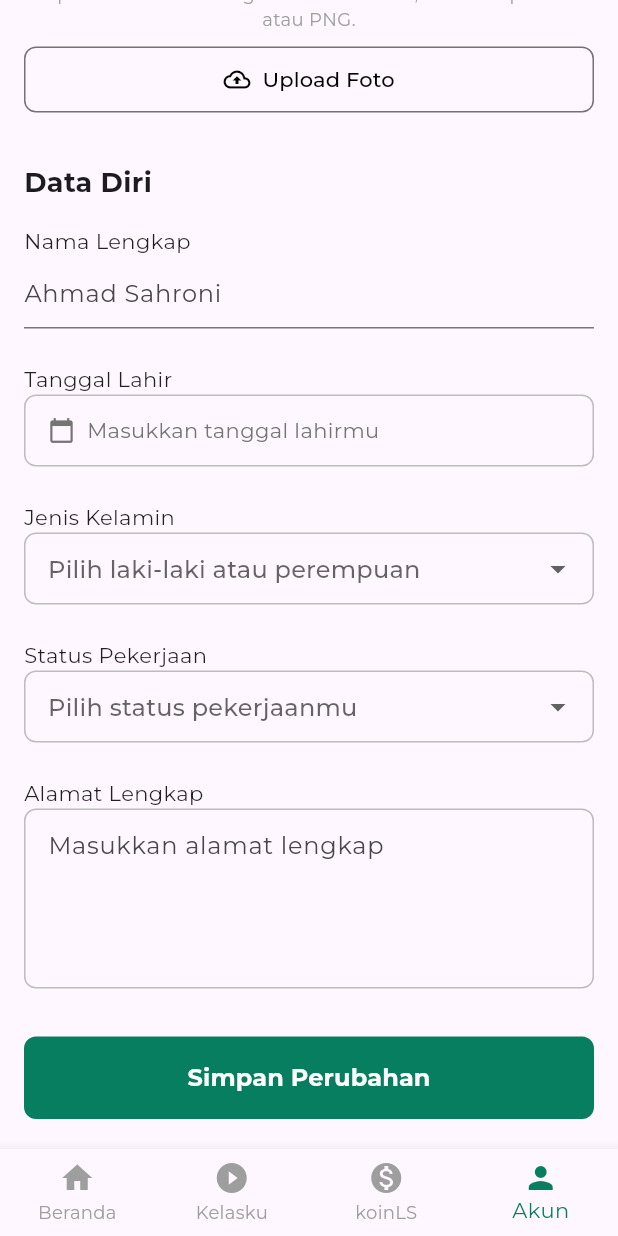
After one commit to MeraditaWahyuWijaya/luarsekolah, a Flutter app: the ProfileFormScreen screen opened directly, scrolled down 358 dp, after a tap on "Upload Foto", on a phone screen of 412 x 824 dp. The commit adds this screen. Run offline on Flutter 3.47's test engine with Material 3 defaults, Android fonts, the light colour scheme and no system bars; our stand-ins replace google_fonts, shared_preferences; accounts and stored records are empty.

Commit message:
feat: final touches for week 03 registration feature

```diff
--- /dev/null
+++ b/lib/screens/profile_form_screen.dart
@@ -0,0 +1,441 @@
+import 'package:flutter/material.dart';
+import 'package:luarsekolah/utils/validators.dart';
+import 'package:luarsekolah/utils/storage_helper.dart';
+import 'package:luarsekolah/utils/storage_keys.dart';
+import 'package:luarsekolah/home_screen.dart';
+
+class ProfileFormScreen extends StatefulWidget {
+  const ProfileFormScreen({super.key});
+
+  @override
+  State<ProfileFormScreen> createState() => _ProfileFormScreenState();
+}
+
+class _ProfileFormScreenState extends State<ProfileFormScreen> {
+  // Logic yang Sudah Ada
+  final _formKey = GlobalKey<FormState>();
+  late StorageHelper _storage;
+  bool _isStorageInitialized = false;
+
+  final _emailController = TextEditingController();
+  final _passwordController = TextEditingController();
+  final _nameController = TextEditingController();
+  final _phoneController = TextEditingController();
+
+  // Variabel baru untuk menampung data form baru (misal: Tanggal Lahir, Gender)
+  String? _selectedGender;
+  String? _selectedJobStatus;
+  String? _selectedDateOfBirth;
+  final _addressController = TextEditingController();
+
+  bool _rememberMe = false;
+  bool _isLoading = false;
+  AutovalidateMode _autoValidateMode = AutovalidateMode.disabled;
+  bool _isPasswordVisible = false;
+
+  @override
+  void initState() {
+    super.initState();
+    _initStorageAndLoadData();
+  }
+
+  Future<void> _initStorageAndLoadData() async {
+    _storage = await StorageHelper.getInstance();
+
+    final rememberMe = _storage.getBool(StorageKeys.rememberMe);
+    if (rememberMe) {
+      _emailController.text = _storage.getString(StorageKeys.userEmail);
+      _nameController.text = _storage.getString(StorageKeys.userName);
+      _phoneController.text = _storage.getString(StorageKeys.userPhone);
+      setState(() {
+        _rememberMe = true;
+      });
+    }
+
+    setState(() {
+      _isStorageInitialized = true;
+    });
+  }
+
+  @override
+  void dispose() {
+    _emailController.dispose();
+    _passwordController.dispose();
+    _nameController.dispose();
+    _phoneController.dispose();
+    _addressController.dispose();
+    super.dispose();
+  }
+
+  // --- LOGIC FORM ---
+
+  Future<void> _handleSubmit() async {
+    if (_formKey.currentState!.validate()) {
+      setState(() {
+        _isLoading = true;
+      });
+
+      if (_rememberMe) {
+        await _storage.saveUserData(
+          email: _emailController.text,
+          name: _nameController.text,
+          phone: _phoneController.text,
+        );
+        await _storage.saveBool(StorageKeys.rememberMe, true);
+      } else {
+        await _storage.saveBool(StorageKeys.rememberMe, false);
+        await _storage.removeMultiple([
+          StorageKeys.userEmail,
+          StorageKeys.userName,
+          StorageKeys.userPhone,
+        ]);
+      }
+
+      await Future.delayed(const Duration(seconds: 1));
+
+      if (!mounted) return;
+      setState(() {
+        _isLoading = false;
+      });
+
+      ScaffoldMessenger.of(context).showSnackBar(
+        const SnackBar(content: Text('Profile saved successfully!')),
+      );
+
+      // Navigasi ke HomeScreen (Contoh, bisa diganti ke ProfileScreen)
+      Navigator.pushReplacement(
+        context,
+        MaterialPageRoute(builder: (context) => const HomeScreen()),
+      );
+
+    } else {
+      setState(() {
+        _autoValidateMode = AutovalidateMode.onUserInteraction;
+      });
+      ScaffoldMessenger.of(context).showSnackBar(
+        const SnackBar(content: Text('Please correct the errors.')),
+      );
+    }
+  }
+
+  Future<void> _clearFormAndStorage() async {
+    // Logika Clear
+    setState(() { _isLoading = true; });
+    await _storage.removeMultiple([
+      StorageKeys.rememberMe, StorageKeys.userEmail,
+      StorageKeys.userName, StorageKeys.userPhone,
+    ]);
+
+    _formKey.currentState?.reset();
+    _emailController.clear(); _passwordController.clear();
+    _nameController.clear(); _phoneController.clear();
+    _addressController.clear();
+
+    setState(() {
+      _rememberMe = false;
+      _autoValidateMode = AutovalidateMode.disabled;
+      _isLoading = false;
+      _selectedGender = null;
+      _selectedJobStatus = null;
+      _selectedDateOfBirth = null;
+    });
+
+    if (!mounted) return;
+    ScaffoldMessenger.of(context).showSnackBar(
+      const SnackBar(content: Text('Form and saved data cleared!')),
+    );
+  }
+
+  Future<void> _selectDate(BuildContext context) async {
+    final DateTime? picked = await showDatePicker(
+      context: context,
+      initialDate: DateTime.now(),
+      firstDate: DateTime(1900),
+      lastDate: DateTime.now(),
+      builder: (context, child) {
+        return Theme(
+          data: ThemeData.light().copyWith(
+            colorScheme: const ColorScheme.light(
+              primary: Color.fromRGBO(7, 126, 96, 1), // Warna header datepicker
+              onPrimary: Colors.white,
+              onSurface: Colors.black,
+            ),
+          ),
+          child: child!,
+        );
+      },
+    );
+    if (picked != null) {
+      setState(() {
+        _selectedDateOfBirth = "${picked.day}/${picked.month}/${picked.year}";
+      });
+    }
+  }
+
+  // --- BAGIAN UI: SESUAI LAYOUT GAMBAR ---
+
+  @override
+  Widget build(BuildContext context) {
+    if (!_isStorageInitialized) {
+      return Scaffold(
+        body: Center(
+          child: CircularProgressIndicator(
+            color: const Color.fromRGBO(7, 126, 96, 1),
+          ),
+        ),
+      );
+    }
+
+    return Scaffold(
+      // AppBar tidak digunakan karena layout dimulai dari header sapaan
+
+      body: SingleChildScrollView(
+        padding: const EdgeInsets.symmetric(horizontal: 16.0, vertical: 20.0),
+        child: Form(
+          key: _formKey,
+          autovalidateMode: _autoValidateMode,
+          child: Column(
+            crossAxisAlignment: CrossAxisAlignment.start,
+            children: [
+              // 1. HEADER SAPAAN & TOMBOL NAVIGASI
+              ListTile(
+                contentPadding: EdgeInsets.zero,
+                leading: const CircleAvatar(
+                  radius: 30,
+                  backgroundImage: AssetImage('assets/profile_photo.jpg'), // Ganti dengan logika foto Anda
+                ),
+                title: const Text('Semangat Belajarnya,', style: TextStyle(fontSize: 14)),
+                subtitle: Text(
+                  _nameController.text.isNotEmpty ? _nameController.text : 'Ahmad Sahroni',
+                  style: const TextStyle(fontSize: 18, fontWeight: FontWeight.bold)
+                ),
+              ),
+              const SizedBox(height: 16),
+
+              SizedBox(
+                width: double.infinity,
+                child: OutlinedButton.icon(
+                  onPressed: () {},
+                  icon: const Icon(Icons.menu_book, color: Colors.black87),
+                  label: const Text('Buka Navigasi Menu', style: TextStyle(color: Colors.black87)),
+                  style: OutlinedButton.styleFrom(
+                    padding: const EdgeInsets.symmetric(vertical: 14),
+                    side: const BorderSide(color: Colors.black54, width: 1.0),
+                    shape: RoundedRectangleBorder(borderRadius: BorderRadius.circular(8)),
+                  ),
+                ),
+              ),
+              const SizedBox(height: 32),
+
+              // 2. EDIT PROFIL & UPLOAD FOTO
+              const Text('Edit Profil', style: TextStyle(fontSize: 20, fontWeight: FontWeight.bold)),
+              const SizedBox(height: 16),
+
+              Center(
+                child: Column(
+                  children: [
+                    Stack(
+                      children: [
+                        const CircleAvatar(
+                          radius: 50,
+                          backgroundImage: AssetImage('assets/profile_photo.jpg'),
+                        ),
+                        Positioned(
+                          bottom: 0,
+                          right: 0,
+                          child: Container(
+                            padding: const EdgeInsets.all(4),
+                            decoration: const BoxDecoration(
+                              color: Colors.red,
+                              shape: BoxShape.circle,
+                              border: Border.fromBorderSide(BorderSide(color: Colors.white, width: 2))
+                            ),
+                            child: const Icon(
+                              Icons.close,
+                              color: Colors.white,
+                              size: 16,
+                            ),
+                          ),
+                        ),
+                      ],
+                    ),
+                    const SizedBox(height: 12),
+
+                    const Text(
+                      'Upload foto baru dengan ukuran < 1 MB, dan bertipe JPG atau PNG.',
+                      textAlign: TextAlign.center,
+                      style: TextStyle(color: Colors.grey, fontSize: 12),
+                    ),
+                    const SizedBox(height: 8),
+
+                    SizedBox(
+                      width: double.infinity,
+                      child: OutlinedButton.icon(
+                        onPressed: () {},
+                        icon: const Icon(Icons.cloud_upload_outlined, color: Colors.black),
+                        label: const Text('Upload Foto', style: TextStyle(color: Colors.black)),
+                        style: OutlinedButton.styleFrom(
+                          padding: const EdgeInsets.symmetric(vertical: 12),
+                          side: const BorderSide(color: Colors.black54),
+                          shape: RoundedRectangleBorder(borderRadius: BorderRadius.circular(8)),
+                        ),
+                      ),
+                    ),
+                  ],
+                ),
+              ),
+              const SizedBox(height: 32),
+
+              // 3. DATA DIRI (FORM INPUT)
+              const Text('Data Diri', style: TextStyle(fontSize: 18, fontWeight: FontWeight.bold)),
+              const SizedBox(height: 16),
+
+              // ** Nama Lengkap **
+              const Text('Nama Lengkap', style: TextStyle(fontSize: 14, color: Colors.black87)),
+              TextFormField(
+                controller: _nameController,
+                decoration: const InputDecoration(
+                  hintText: 'Ahmad Sahroni',
+                  border: UnderlineInputBorder(),
+                  contentPadding: EdgeInsets.symmetric(horizontal: 0, vertical: 12),
+                ),
+                validator: Validators.required('Nama Lengkap'),
+                keyboardType: TextInputType.name,
+                textInputAction: TextInputAction.next,
+              ),
+              const SizedBox(height: 24),
+
+              // ** Tanggal Lahir **
+              const Text('Tanggal Lahir', style: TextStyle(fontSize: 14, color: Colors.black87)),
+              InkWell(
+                onTap: () => _selectDate(context),
+                child: InputDecorator(
+                  decoration: InputDecoration(
+                    border: const OutlineInputBorder(),
+                    contentPadding: const EdgeInsets.symmetric(horizontal: 12, vertical: 12),
+                    enabledBorder: OutlineInputBorder(borderRadius: BorderRadius.circular(8), borderSide: BorderSide(color: Colors.grey.shade400)),
+                    focusedBorder: OutlineInputBorder(borderRadius: BorderRadius.circular(8), borderSide: const BorderSide(color: Colors.blue)),
+                  ),
+                  child: Row(
+                    children: [
+                      Icon(Icons.calendar_today, size: 18, color: Colors.grey[600]),
+                      const SizedBox(width: 8),
+                      Text(
+                        _selectedDateOfBirth ?? 'Masukkan tanggal lahirmu',
+                        style: TextStyle(color: _selectedDateOfBirth == null ? Colors.grey[600] : Colors.black),
+                      ),
+                    ],
+                  ),
+                ),
+              ),
+              const SizedBox(height: 24),
+
+              // ** Jenis Kelamin **
+              const Text('Jenis Kelamin', style: TextStyle(fontSize: 14, color: Colors.black87)),
+              DropdownButtonFormField<String>(
+                value: _selectedGender,
+                decoration: InputDecoration(
+                  border: const OutlineInputBorder(),
+                  contentPadding: const EdgeInsets.symmetric(horizontal: 12, vertical: 8),
+                  enabledBorder: OutlineInputBorder(borderRadius: BorderRadius.circular(8), borderSide: BorderSide(color: Colors.grey.shade400)),
+                  focusedBorder: OutlineInputBorder(borderRadius: BorderRadius.circular(8), borderSide: const BorderSide(color: Colors.blue)),
+                ),
+                hint: const Text('Pilih laki-laki atau perempuan'),
+                items: ['Laki-laki', 'Perempuan']
+                    .map((label) => DropdownMenuItem(
+                          value: label,
+                          child: Text(label),
+                        ))
+                    .toList(),
+                onChanged: (value) {
+                  setState(() {
+                    _selectedGender = value;
+                  });
+                },
+              ),
+              const SizedBox(height: 24),
+
+              // ** Status Pekerjaan **
+              const Text('Status Pekerjaan', style: TextStyle(fontSize: 14, color: Colors.black87)),
+              DropdownButtonFormField<String>(
+                value: _selectedJobStatus,
+                decoration: InputDecoration(
+                  border: const OutlineInputBorder(),
+                  contentPadding: const EdgeInsets.symmetric(horizontal: 12, vertical: 8),
+                  enabledBorder: OutlineInputBorder(borderRadius: BorderRadius.circular(8), borderSide: BorderSide(color: Colors.grey.shade400)),
+                  focusedBorder: OutlineInputBorder(borderRadius: BorderRadius.circular(8), borderSide: const BorderSide(color: Colors.blue)),
+                ),
+                hint: const Text('Pilih status pekerjaanmu'),
+                items: ['Pelajar', 'Mahasiswa', 'Pekerja']
+                    .map((label) => DropdownMenuItem(
+                          value: label,
+                          child: Text(label),
+                        ))
+                    .toList(),
+                onChanged: (value) {
+                  setState(() {
+                    _selectedJobStatus = value;
+                  });
+                },
+              ),
+              const SizedBox(height: 24),
+
+              // ** Alamat Lengkap **
+              const Text('Alamat Lengkap', style: TextStyle(fontSize: 14, color: Colors.black87)),
+              TextFormField(
+                controller: _addressController,
+                maxLines: 4,
+                decoration: InputDecoration(
+                  hintText: 'Masukkan alamat lengkap',
+                  border: const OutlineInputBorder(),
+                  contentPadding: const EdgeInsets.all(12),
+                  enabledBorder: OutlineInputBorder(borderRadius: BorderRadius.circular(8), borderSide: BorderSide(color: Colors.grey.shade400)),
+                  focusedBorder: OutlineInputBorder(borderRadius: BorderRadius.circular(8), borderSide: const BorderSide(color: Colors.blue)),
+                ),
+              ),
+              const SizedBox(height: 32),
+
+              // ** Tombol Simpan Perubahan **
+              SizedBox(
+                width: double.infinity,
+                child: ElevatedButton(
+                  onPressed: _isLoading ? null : _handleSubmit,
+                  style: ElevatedButton.styleFrom(
+                    backgroundColor: const Color.fromRGBO(7, 126, 96, 1),
+                    foregroundColor: Colors.white,
+                    padding: const EdgeInsets.symmetric(vertical: 16),
+                    shape: RoundedRectangleBorder(borderRadius: BorderRadius.circular(8)),
+                    elevation: 0,
+                  ),
+                  child: _isLoading
+                      ? const SizedBox(height: 20, width: 20, child: CircularProgressIndicator(color: Colors.white, strokeWidth: 2,))
+                      : const Text('Simpan Perubahan', style: TextStyle(fontSize: 16, fontWeight: FontWeight.bold)),
+                ),
+              ),
+
+              // Tombol Clear dihilangkan/dipindahkan karena tidak ada di gambar
+              // const SizedBox(height: 20),
+              // TextButton(onPressed: _isLoading ? null : _clearFormAndStorage, child: const Text('Clear Saved Data (Logout)')),
+            ],
+          ),
+        ),
+      ),
+      // Bottom Navigation Bar Sesuai Gambar
+      bottomNavigationBar: BottomNavigationBar(
+          type: BottomNavigationBarType.fixed,
+          selectedItemColor: const Color.fromRGBO(7, 126, 96, 1),
+          unselectedItemColor: Colors.grey,
+          currentIndex: 3, // Asumsi 'Akun' adalah index 3 jika hanya ada 4 tab
+          items: const [
+            BottomNavigationBarItem(icon: Icon(Icons.home), label: 'Beranda'),
+            BottomNavigationBarItem(icon: Icon(Icons.play_circle_fill), label: 'Kelasku'),
+            BottomNavigationBarItem(icon: Icon(Icons.monetization_on), label: 'koinLS'),
+            BottomNavigationBarItem(icon: Icon(Icons.person), label: 'Akun'),
+          ],
+          onTap: (index) {
+            // Logika navigasi antar tab
+          },
+        ),
+    );
+  }
+}
--- /dev/null
+++ b/lib/utils/storage_helper.dart
@@ -0,0 +1,44 @@
+// lib/utils/storage_helper.dart
+
+import 'package:shared_preferences/shared_preferences.dart';
+// Import package yang benar
+import 'package:luarsekolah/utils/storage_keys.dart';
+
+class StorageHelper {
+  static StorageHelper? _instance;
+  static SharedPreferences? _prefs;
+
+  StorageHelper._();
+
+  static Future<StorageHelper> getInstance() async {
+    _prefs ??= await SharedPreferences.getInstance();
+    _instance ??= StorageHelper._();
+    return _instance!;
+  }
+
+  // Simpan data user
+  Future<void> saveUserData({
+    required String email,
+    required String name,
+    required String phone,
+  }) async {
+    // Memanggil StorageKeys yang diimport di atas
+    await _prefs!.setString(StorageKeys.userEmail, email);
+    await _prefs!.setString(StorageKeys.userName, name);
+    await _prefs!.setString(StorageKeys.userPhone, phone);
+  }
+
+  Future<void> saveBool(String key, bool value) async {
+    await _prefs!.setBool(key, value);
+  }
+
+  bool getBool(String key) => _prefs!.getBool(key) ?? false;
+
+  String getString(String key) => _prefs!.getString(key) ?? '';
+
+  Future<void> removeMultiple(List<String> keys) async {
+    for (final key in keys) {
+      await _prefs!.remove(key);
+    }
+  }
+}
--- /dev/null
+++ b/lib/utils/storage_keys.dart
@@ -0,0 +1,10 @@
+class StorageKeys {
+  // Konstanta untuk kunci storage (gunakan static const agar bisa diakses tanpa instance)
+  static const String rememberMe = 'rememberMe';
+  static const String userEmail = 'userEmail';
+  static const String userName = 'userName';
+  static const String userPhone = 'userPhone';
+
+  // Tambahkan konstanta lain jika diperlukan di masa depan
+  // static const String userId = 'userId';
+}
```
Also changed, not shown: lib/core.dart (added, +15 -0 lines), lib/custom_field.dart (added, +49 -0 lines), lib/home_screen.dart (+32 -33 lines), lib/utils/validators.dart (added, +44 -0 lines), pubspec.yaml (+7 -0 lines), lib/core_package.dart (added).
